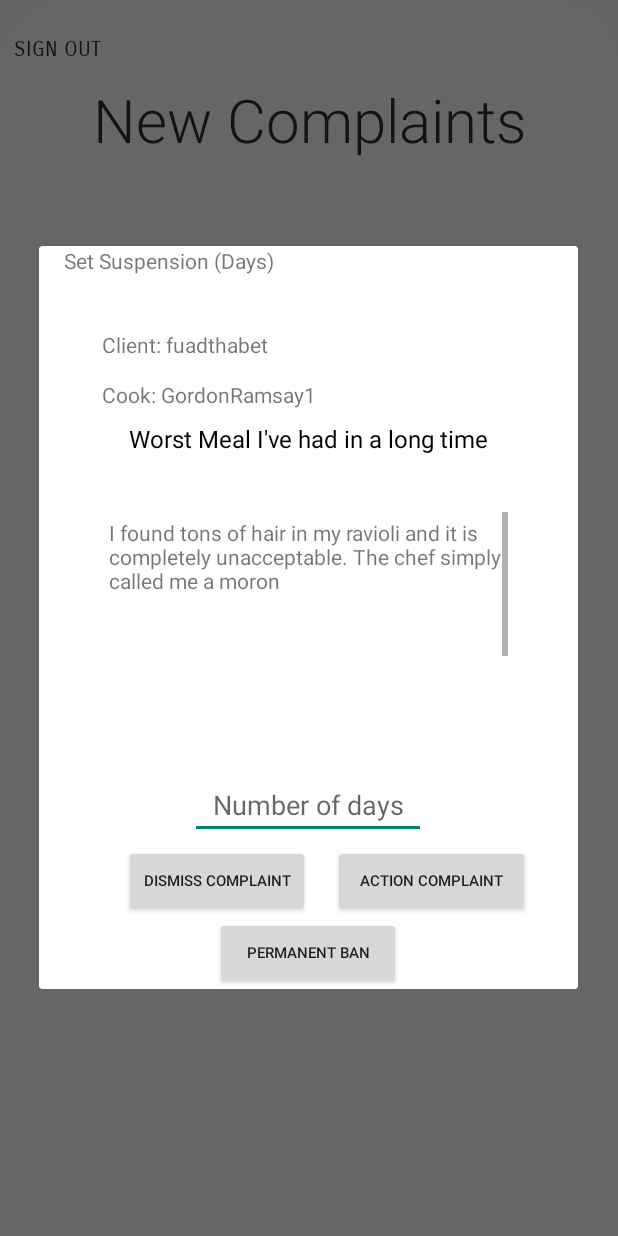
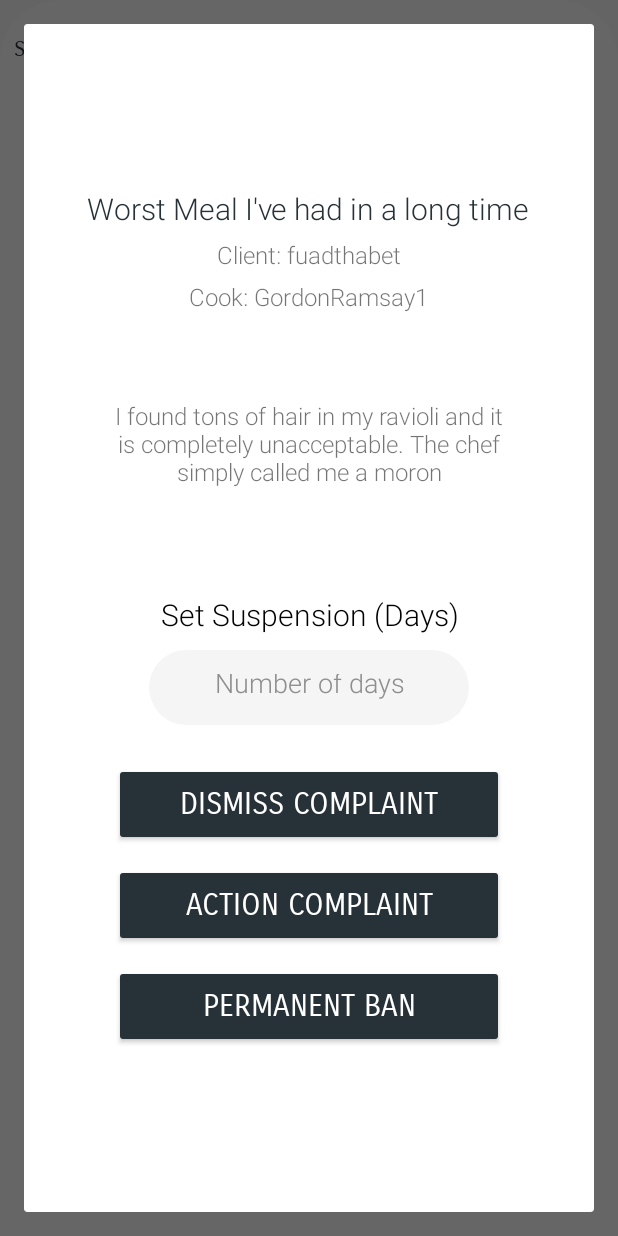
Before and after one commit to Georgin11/Mealer_App, an Android app: the AdminLandingPage screen opened directly, with no data from a screen before it, after a tap on an icon or button, on a phone screen of 412 x 824 dp. Run offline under Robolectric (Android 15) with nearby library versions, the light colour scheme and no system bars; Roboto replaces fonts that are not available here.

Commit message:
Formatted complaint popup; minor changes to sign up activity (adjusted sizes)

```diff
--- a/app/src/main/res/layout/activity_admin_complaint_popup.xml
+++ b/app/src/main/res/layout/activity_admin_complaint_popup.xml
@@ -6,130 +6,169 @@
     android:layout_width="match_parent"
     android:layout_height="match_parent">
 
+    <RelativeLayout
+        android:id="@+id/relativeLayout3"
+        android:layout_width="match_parent"
+        android:layout_height="match_parent">
+
+        <LinearLayout
+            android:layout_width="match_parent"
+            android:layout_height="match_parent"
+            android:gravity="center"
+            android:orientation="vertical">
+
             <TextView
                 android:id="@+id/text_complaintTitle"
-        android:layout_width="267dp"
-        android:layout_height="50dp"
-        android:layout_marginTop="40dp"
+                android:layout_width="wrap_content"
+                android:layout_height="wrap_content"
+                android:fontFamily="sans-serif-light"
+                android:gravity="center"
+
                 android:text="Complaint Title"
                 android:textAlignment="center"
-        android:textColor="#000000"
-        android:textSize="16sp"
-        app:layout_constraintEnd_toEndOf="parent"
-        app:layout_constraintStart_toStartOf="parent"
-        app:layout_constraintTop_toBottomOf="@+id/text_associatedClient" />
+                android:textColor="#273238"
+                android:textSize="20sp" />
 
             <TextView
                 android:id="@+id/text_associatedClient"
-        android:layout_width="275dp"
-        android:layout_height="21dp"
-        android:layout_marginTop="56dp"
+                android:layout_width="wrap_content"
+                android:layout_height="wrap_content"
+                android:layout_marginTop="6dp"
+
+                android:fontFamily="sans-serif-light"
                 android:text="Associated Client"
-        app:layout_constraintEnd_toEndOf="parent"
-        app:layout_constraintStart_toStartOf="parent"
-        app:layout_constraintTop_toTopOf="parent" />
+                android:textAlignment="center"
+
+                android:textSize="16sp" />
 
             <TextView
                 android:id="@+id/text_associatedCook"
-        android:layout_width="275dp"
-        android:layout_height="21dp"
-        android:layout_marginTop="12dp"
+                android:layout_width="wrap_content"
+                android:layout_height="wrap_content"
+                android:layout_marginTop="6dp"
+
+                android:fontFamily="sans-serif-light"
                 android:text="Associated Cook"
-        app:layout_constraintEnd_toEndOf="parent"
-        app:layout_constraintStart_toStartOf="parent"
-        app:layout_constraintTop_toBottomOf="@+id/text_associatedClient" />
+                android:textAlignment="center"
 
-    <TextView
-        android:id="@+id/text_suspensionLengthSetter"
-        android:layout_width="172dp"
-        android:layout_height="21dp"
-        android:text="Set Suspension (Days)"
-        android:textAlignment="center"
-        tools:layout_editor_absoluteX="118dp"
-        tools:layout_editor_absoluteY="367dp" />
-
-    <EditText
-        android:id="@+id/editText_suspensionLength"
-        android:layout_width="157dp"
-        android:layout_height="44dp"
-        android:ems="10"
-        android:hint="Number of days"
-        android:inputType="number"
-        android:textAlignment="center"
-        app:layout_constraintBottom_toBottomOf="parent"
-        app:layout_constraintEnd_toEndOf="parent"
-        app:layout_constraintHorizontal_bias="0.497"
-        app:layout_constraintStart_toStartOf="parent"
-        app:layout_constraintTop_toBottomOf="@+id/scrollView2"
-        app:layout_constraintVertical_bias="0.155" />
-
-    <Button
-        android:id="@+id/btn_actionComplaint"
-        android:layout_width="131dp"
-        android:layout_height="48dp"
-        android:layout_marginEnd="32dp"
-        android:onClick="actionComplaintOnClick"
-        android:text="Action Complaint"
-        android:textSize="10sp"
-        app:layout_constraintBottom_toBottomOf="parent"
-        app:layout_constraintEnd_toEndOf="parent"
-        app:layout_constraintTop_toBottomOf="@+id/editText_suspensionLength"
-        app:layout_constraintVertical_bias="0.078" />
-
-    <Button
-        android:id="@+id/btn_dismissComplaint"
-        android:layout_width="124dp"
-        android:layout_height="48dp"
-        android:onClick="dismissComplaintOnClick"
-        android:text="Dismiss Complaint"
-        android:textSize="10sp"
-        app:layout_constraintBottom_toBottomOf="parent"
-        app:layout_constraintEnd_toStartOf="@+id/btn_actionComplaint"
-        app:layout_constraintHorizontal_bias="0.79"
-        app:layout_constraintStart_toStartOf="parent"
-        app:layout_constraintTop_toBottomOf="@+id/editText_suspensionLength"
-        app:layout_constraintVertical_bias="0.078" />
-
-    <Button
-        android:id="@+id/btn_permaBan"
-        android:layout_width="124dp"
-        android:layout_height="48dp"
-        android:onClick="permanentBan"
-        android:text="Permanent Ban"
-        android:textSize="10sp"
-        app:layout_constraintBottom_toBottomOf="parent"
-        app:layout_constraintEnd_toEndOf="parent"
-        app:layout_constraintHorizontal_bias="0.498"
-        app:layout_constraintStart_toStartOf="parent"
-        app:layout_constraintTop_toBottomOf="@+id/btn_actionComplaint"
-        app:layout_constraintVertical_bias="0.054" />
+                android:textSize="16sp" />
 
             <ScrollView
                 android:id="@+id/scrollView2"
-        android:layout_width="266dp"
-        android:layout_height="155dp"
-        app:layout_constraintBottom_toBottomOf="parent"
-        app:layout_constraintEnd_toEndOf="parent"
-        app:layout_constraintStart_toStartOf="parent"
-        app:layout_constraintTop_toBottomOf="@+id/text_complaintTitle"
-        app:layout_constraintVertical_bias="0.059">
+                android:layout_width="265dp"
+                android:layout_height="150dp"
+                android:layout_marginTop="12dp">
 
                 <androidx.constraintlayout.widget.ConstraintLayout
-            android:layout_width="match_parent"
-            android:layout_height="wrap_content">
+                    android:layout_width="wrap_content"
+                    android:layout_height="wrap_content"
+                    android:layout_gravity="center">
 
                     <TextView
                         android:id="@+id/text_complaintMessage"
-                android:layout_width="265dp"
-                android:layout_height="248dp"
+                        android:layout_width="wrap_content"
+                        android:layout_height="wrap_content"
                         android:layout_marginTop="4dp"
+                        android:fontFamily="sans-serif-light"
+                        android:gravity="center"
+
                         android:text="Complaint Message"
-                app:layout_constraintEnd_toEndOf="parent"
-                app:layout_constraintHorizontal_bias="0.333"
-                app:layout_constraintStart_toStartOf="parent"
-                app:layout_constraintTop_toTopOf="parent" />
+                        android:textAlignment="center"
+                        android:textSize="16sp"
+
+                        tools:ignore="MissingConstraints" />
 
                 </androidx.constraintlayout.widget.ConstraintLayout>
             </ScrollView>
 
+            <TextView
+                android:id="@+id/text_suspensionLengthSetter"
+                android:layout_width="match_parent"
+                android:layout_height="wrap_content"
+
+                android:layout_marginTop="25dp"
+                android:fontFamily="sans-serif-light"
+                android:gravity="center"
+                android:text="Set Suspension (Days)"
+                android:textAlignment="center"
+                android:textColor="#000000"
+
+                android:textSize="20sp" />
+
+            <EditText
+                android:id="@+id/editText_suspensionLength"
+                android:layout_width="wrap_content"
+                android:layout_height="50dp"
+                android:layout_alignParentStart="true"
+
+                android:layout_alignParentEnd="true"
+                android:layout_alignParentBottom="true"
+                android:layout_marginTop="10dp"
+                android:background="@drawable/edittext_background"
+                android:ems="10"
+                android:fontFamily="sans-serif-light"
+                android:gravity="center"
+                android:hint="Number of days"
+                android:inputType="number"
+                android:padding="16dp"
+                android:textAlignment="center"
+                android:textColor="#8e8e8e"
+                android:textColorHint="#8e8e8e"
+                android:textSize="18dp" />
+
+            <Button
+                android:id="@+id/btn_dismissComplaint"
+                android:layout_width="wrap_content"
+                android:layout_height="wrap_content"
+
+                android:layout_marginTop="25dp"
+                android:width="260dp"
+                android:height="55dp"
+                android:backgroundTint="#273238"
+                android:fontFamily="sans-serif-smallcaps"
+                android:gravity="center"
+                android:onClick="dismissComplaintOnClick"
+                android:text="Dismiss Complaint"
+                android:textColor="@color/white"
+
+                android:textSize="20sp" />
+
+            <Button
+                android:id="@+id/btn_actionComplaint"
+                android:layout_width="wrap_content"
+                android:layout_height="wrap_content"
+
+                android:layout_marginTop="12dp"
+                android:width="260dp"
+                android:height="55dp"
+                android:backgroundTint="#273238"
+                android:fontFamily="sans-serif-smallcaps"
+                android:gravity="center"
+                android:onClick="actionComplaintOnClick"
+                android:text="Action Complaint"
+                android:textColor="@color/white"
+
+                android:textSize="20sp" />
+
+            <Button
+                android:id="@+id/btn_permaBan"
+                android:layout_width="wrap_content"
+                android:layout_height="wrap_content"
+
+                android:layout_marginTop="12dp"
+                android:width="260dp"
+                android:height="55dp"
+                android:backgroundTint="#273238"
+                android:fontFamily="sans-serif-smallcaps"
+                android:gravity="center"
+                android:onClick="permanentBan"
+                android:text="Permanent Ban"
+                android:textColor="@color/white"
+
+                android:textSize="20sp" />
+
+        </LinearLayout>
+
+    </RelativeLayout>
+
 </androidx.constraintlayout.widget.ConstraintLayout>
--- a/app/src/main/res/layout/activity_sign_up.xml
+++ b/app/src/main/res/layout/activity_sign_up.xml
@@ -41,24 +41,23 @@
 
             <ImageView
                 android:id="@+id/cook"
-                android:layout_width="300dp"
-                android:layout_height="300dp"
+                android:layout_width="280dp"
+                android:layout_height="280dp"
+                android:layout_marginTop="10dp"
+                android:layout_marginBottom="5dp"
                 android:onClick="onCook"
                 app:srcCompat="@drawable/cooking"
                 tools:ignore="SpeakableTextPresentCheck" />
 
             <ImageView
                 android:id="@+id/client"
-                android:layout_width="300dp"
-                android:layout_height="300dp"
+                android:layout_width="280dp"
+                android:layout_height="280dp"
+                android:layout_marginTop="10dp"
+                android:layout_marginBottom="25dp"
                 android:onClick="onClient"
                 app:srcCompat="@drawable/eating"
                 tools:ignore="SpeakableTextPresentCheck" />
-
-            <View
-                android:id="@+id/view3"
-                android:layout_width="match_parent"
-                android:layout_height="24dp" />
 
         </LinearLayout>
 
```
Lines whose indentation alone changed are shown as unchanged.
